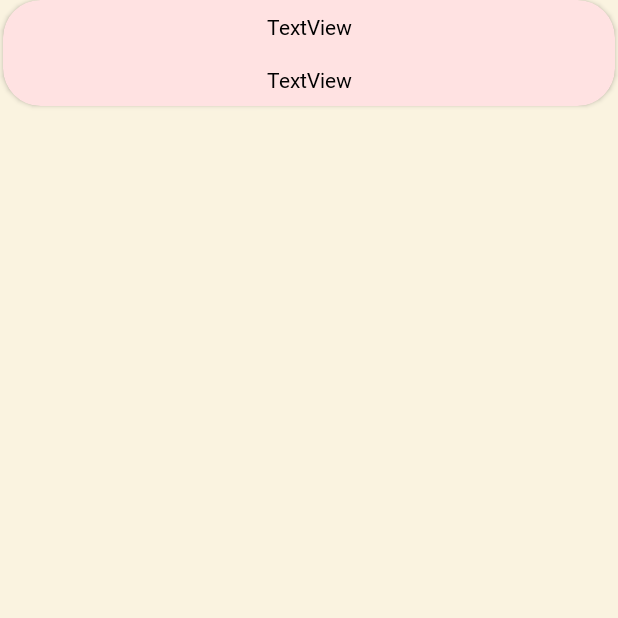
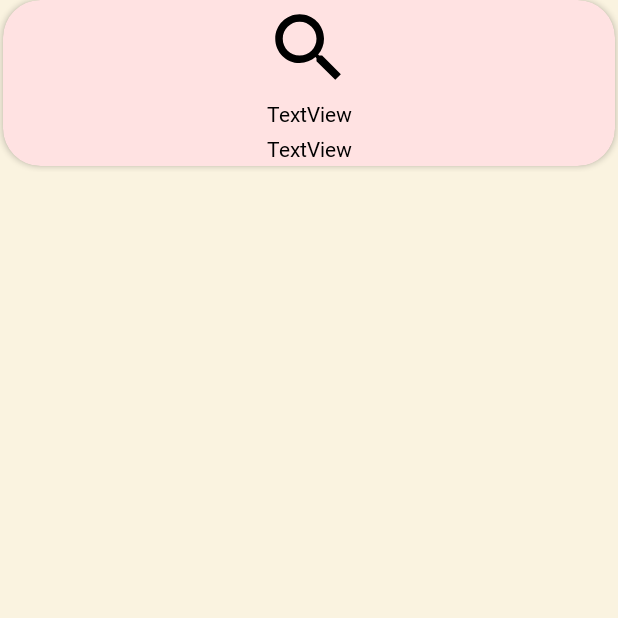
Before and after one commit to hayam-tarek/food-planner-app, an Android app: the fragment TextBoxFragment shown on its own in the app's theme, on a phone screen of 412 x 824 dp, the top half of it. Run offline under Robolectric (Android 15) with nearby library versions, the phone set to English and light mode, and no system bars.

Commit message:
show image in IngredientsAdapter

```diff
--- a/app/src/main/res/layout/fragment_ingredient_item.xml
+++ b/app/src/main/res/layout/fragment_ingredient_item.xml
@@ -19,11 +19,20 @@
             android:layout_height="match_parent"
             android:orientation="vertical">
 
+            <ImageView
+                android:id="@+id/ingredinentImage"
+                android:layout_width="60dp"
+                android:layout_height="60dp"
+                android:scaleType="fitXY"
+                android:layout_gravity="center"
+                android:layout_margin="2dp"
+                android:src="@drawable/baseline_search_24" />
+
             <TextView
                 android:id="@+id/itemTitle"
                 android:layout_width="match_parent"
                 android:layout_height="match_parent"
-                android:layout_margin="8dp"
+                android:layout_margin="2dp"
                 android:gravity="center"
                 android:text="@string/textview"
                 android:textStyle="bold" />
@@ -32,7 +41,7 @@
                 android:id="@+id/itemSubTitle"
                 android:layout_width="match_parent"
                 android:layout_height="match_parent"
-                android:layout_margin="8dp"
+                android:layout_margin="2dp"
                 android:gravity="center"
                 android:text="@string/textview" />
         </LinearLayout>
```
Also changed, not shown: app/src/main/java/com/example/foodplanner/view/IngredientsAdapter.kt (+9 -0 lines).
